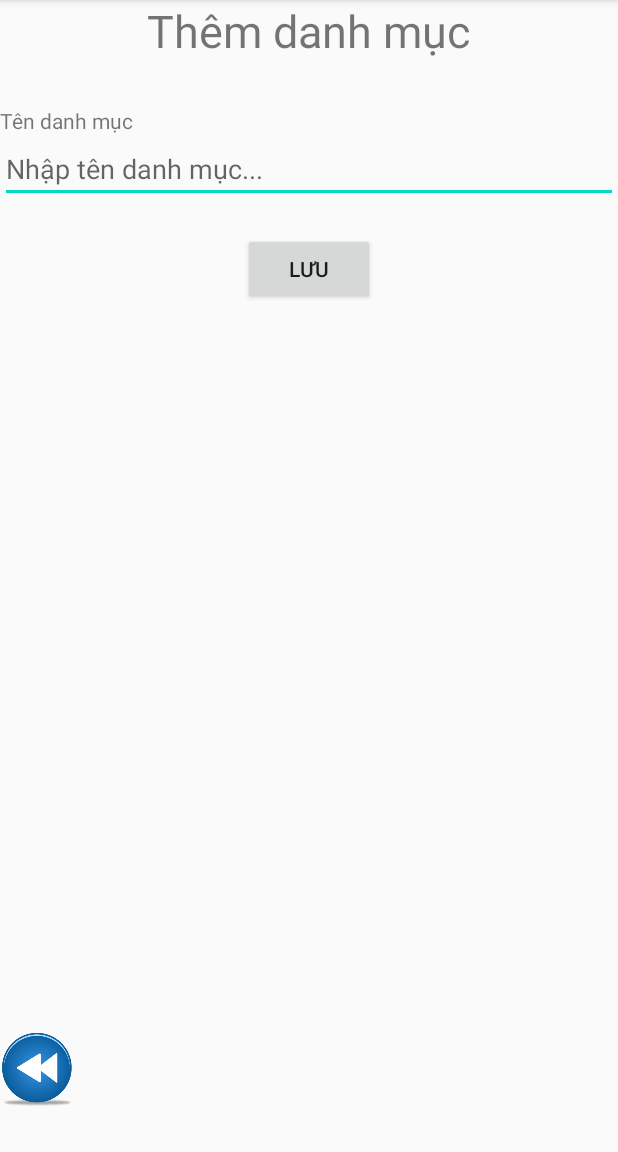
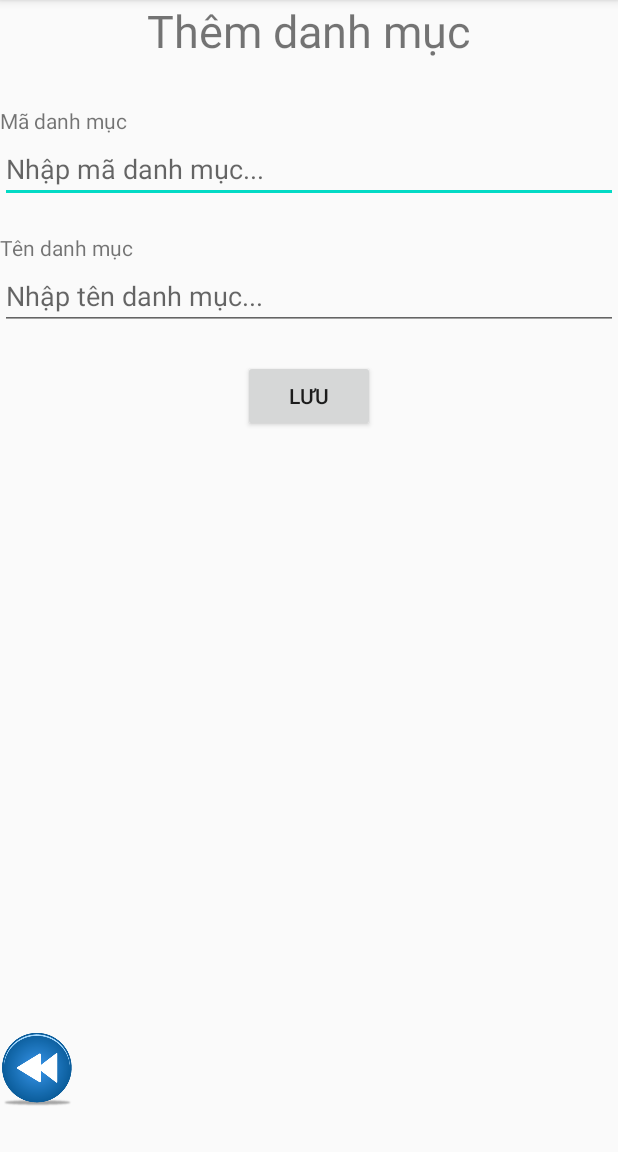
Before and after one commit to phamxuanphu278/Project-DiDong2, an Android app: the ThemDanhMuc screen opened directly, with no data from a screen before it, on a phone screen of 412 x 824 dp, the part 84-1236 px from its top. Run offline under Robolectric (Android 15) with nearby library versions, the phone set to English and light mode, and no system bars; our stand-ins replace Firebase (no records; nobody signed in at launch, a user with empty details on screens opened directly).

Commit message:
commit by Phu

```diff
--- a/Doan-QLBH/app/src/main/java/com/qlbh/doan/ThemDanhMuc.java
+++ b/Doan-QLBH/app/src/main/java/com/qlbh/doan/ThemDanhMuc.java
@@ -1,5 +1,6 @@
 package com.qlbh.doan;
 
+import androidx.annotation.NonNull;
 import androidx.appcompat.app.AppCompatActivity;
 
 import android.content.Intent;
@@ -9,12 +10,66 @@ import android.widget.Button;
 import android.widget.EditText;
 import android.widget.Toast;
 
+import com.google.firebase.database.DataSnapshot;
+import com.google.firebase.database.DatabaseError;
+import com.google.firebase.database.DatabaseReference;
+import com.google.firebase.database.FirebaseDatabase;
+import com.google.firebase.database.ValueEventListener;
 import com.qlbh.doan.model.DanhMuc;
 
 public class ThemDanhMuc extends AppCompatActivity {
+    EditText edtThemDM, edtMaDanhMuc;
+    Button btnLuu;
+    Button btnQuayLai;
+    DatabaseReference reff;
+    DanhMuc danhMuc;
+    long id = 0;
     @Override
     protected void onCreate(Bundle savedInstanceState) {
         super.onCreate(savedInstanceState);
         setContentView(R.layout.activity_them_danh_muc);
+        edtThemDM = findViewById(R.id.edtThemDanhMuc);
+        edtMaDanhMuc = findViewById(R.id.edtMaDanhMuc);
+        btnLuu = findViewById(R.id.btnLuu);
+        btnQuayLai = findViewById(R.id.btnBack);
+        reff = FirebaseDatabase.getInstance().getReference().child("DanhMuc");
+        danhMuc = new DanhMuc();
+        reff.addValueEventListener(new ValueEventListener() {
+            @Override
+            public void onDataChange(@NonNull DataSnapshot snapshot) {
+                if(snapshot.exists()){
+                    id = snapshot.getChildrenCount();
+                }
+            }
+            @Override
+            public void onCancelled(@NonNull DatabaseError error) {
+
+            }
+        });
+        btnQuayLai.setOnClickListener(new View.OnClickListener() {
+            @Override
+            public void onClick(View v) {
+                Intent intent = new Intent(ThemDanhMuc.this, DanhMucActivity.class);
+                intent.setFlags(Intent.FLAG_ACTIVITY_REORDER_TO_FRONT);
+                startActivity(intent);
+            }
+        });
+        btnLuu.setOnClickListener(new View.OnClickListener() {
+            @Override
+            public void onClick(View v) {
+                if(edtThemDM.length() == 0){
+                    Toast.makeText(ThemDanhMuc.this, "Vui lòng nhập tên danh mục", Toast.LENGTH_SHORT).show();
+                }else {
+                    danhMuc.setMaDM(Integer.parseInt(edtMaDanhMuc.getText().toString().trim()));
+                    danhMuc.setTenDM(edtThemDM.getText().toString().trim());
+
+                    reff.child(String.valueOf(id+1)).setValue(danhMuc);
+                    Toast.makeText(ThemDanhMuc.this, "Đăng thành công!", Toast.LENGTH_SHORT).show();
+                    Intent intent = new Intent(ThemDanhMuc.this, DanhMucActivity.class);
+                    startActivity(intent);
+                    edtThemDM.setText("");
+                }
+            }
+        });
     }
 }
--- a/Doan-QLBH/app/src/main/java/com/qlbh/doan/model/DanhMuc.java
+++ b/Doan-QLBH/app/src/main/java/com/qlbh/doan/model/DanhMuc.java
@@ -7,6 +7,10 @@ public class DanhMuc {
         super();
         this.tenDM = tenDM;
     }
+
+    public DanhMuc() {
+    }
+
     public DanhMuc(int maDM, String tenDM) {
         super();
         this.maDM = maDM;
--- a/Doan-QLBH/app/src/main/res/layout/activity_them_danh_muc.xml
+++ b/Doan-QLBH/app/src/main/res/layout/activity_them_danh_muc.xml
@@ -21,6 +21,17 @@
         <TextView
             android:layout_width="wrap_content"
             android:layout_height="wrap_content"
+            android:text="@string/madanhmuc"/>
+        <EditText
+            android:id="@+id/edtMaDanhMuc"
+            android:hint="@string/nhapmadanhmuc"
+            android:layout_width="match_parent"
+            android:inputType="number"
+            android:layout_height="wrap_content"/>
+        <TextView
+            android:layout_width="wrap_content"
+            android:layout_height="wrap_content"
+            android:layout_marginTop="20dp"
             android:text="@string/tendanhmuc"/>
         <EditText
             android:id="@+id/edtThemDanhMuc"
--- a/Doan-QLBH/app/src/main/res/values/strings.xml
+++ b/Doan-QLBH/app/src/main/res/values/strings.xml
@@ -30,6 +30,8 @@
     <string name="tendanhmuc">Tên danh mục</string>
     <string name="themdanhmuc">Thêm danh mục</string>
     <string name="nhaptendanhmuc">Nhập tên danh mục...</string>
+    <string name="madanhmuc">Mã danh mục</string>
+    <string name="nhapmadanhmuc">Nhập mã danh mục...</string>
     <string name="tenSP">Tên: </string>
     <string name="soluongSP">Số lượng: </string>
     <string name="giaSP">Giá: </string>
```
Also changed, not shown: Doan-QLBH/app/src/main/AndroidManifest.xml (+5 -5 lines), Doan-QLBH/app/src/main/java/com/qlbh/doan/DanhMucActivity.java (+72 -2 lines), Doan-QLBH/app/src/main/java/com/doan/qlbh/DangKiActivity.java (deleted), Doan-QLBH/app/src/main/java/com/doan/qlbh/DangNhapActivity.java (deleted).
